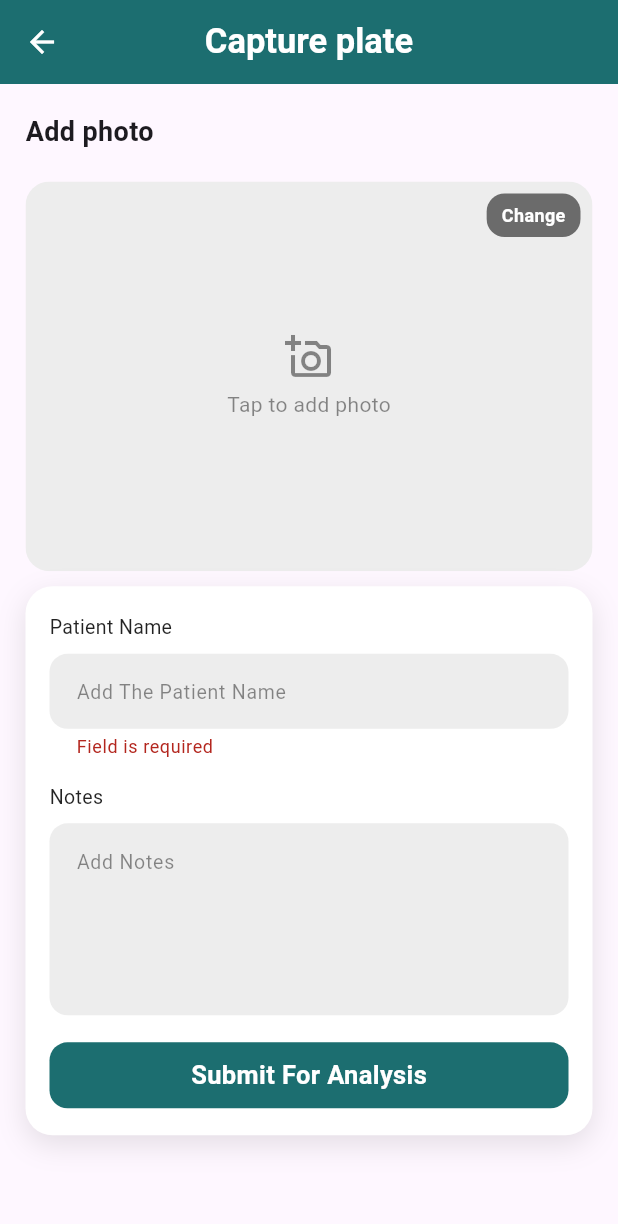
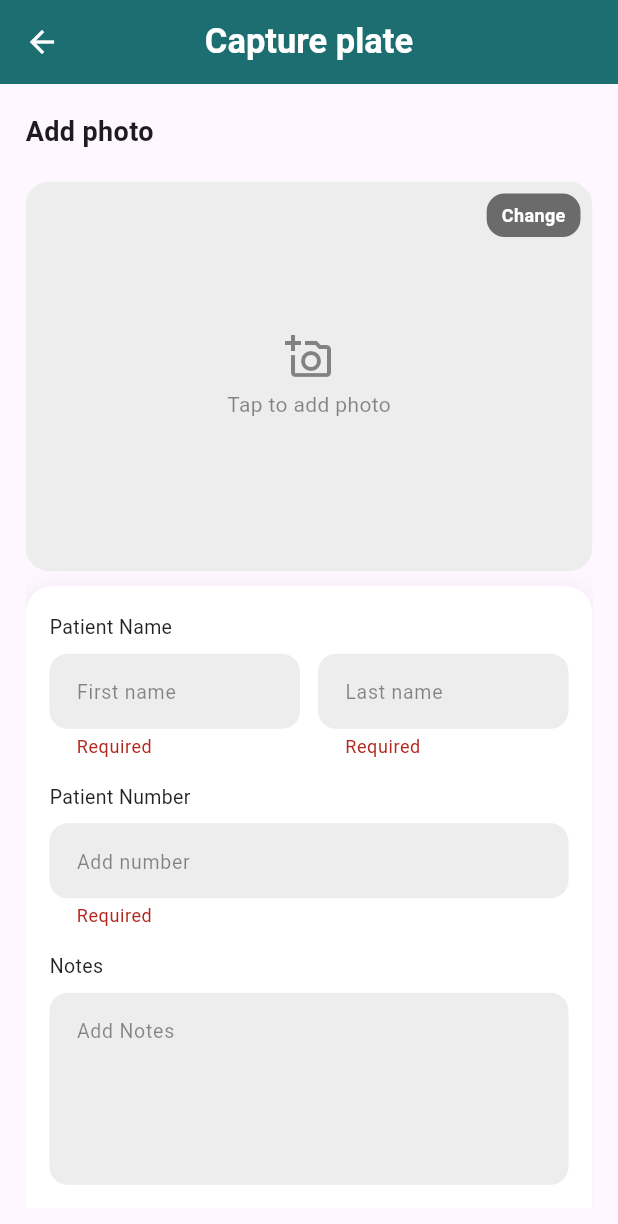
Before and after one commit to raghadhawat/ast_reader, a Flutter app: the CaptureView screen opened directly, after a tap on "Submit For Analysis", on a phone screen of 412 x 824 dp. Shown: the top 1224 px of the screen. Run offline on Flutter 3.47's test engine with Material 3 defaults, Android fonts, the phone set to English and light mode, and no system bars; our stand-ins replace bloc, cached_network_image, dartz, dio, flutter_bloc, flutter_secure_storage and 5 more; accounts and stored records are empty; network calls fail; Roboto replaces fonts that are missing (Arimo); project files that could hold a hidden picture were left out.

Commit message:
still I/S/R and download the sheet

```diff
--- a/lib/features/capture/data/repos/capture_repo.dart
+++ b/lib/features/capture/data/repos/capture_repo.dart
@@ -1,10 +1,17 @@
 import 'package:ast_reader/core/errors/failures.dart';
 import 'package:ast_reader/features/capture/data/models/add_photo_model.dart';
 import 'package:ast_reader/features/capture/data/models/status_model.dart';
+import 'package:ast_reader/features/home/data/models/all_plates_model/datum.dart';
 import 'package:dartz/dartz.dart';
 
 abstract class CaptureRepo {
   Future<Either<Failure, AddPhotoModel>> addPhoto({required dynamic image});
+  Future<Either<Failure, Datum>> createPlate(
+      {required String firstName,
+      required String lastName,
+      required String number,
+      required String notes,
+      required int imageId});
   Future<Either<Failure, StatusModel>> rejectPlate({required int plateId});
   Future<Either<Failure, StatusModel>> acceptPlate({required int plateId});
   Future<Either<Failure, StatusModel>> confusePlate({required int plateId});
--- a/lib/features/capture/data/repos/capture_repo_impl.dart
+++ b/lib/features/capture/data/repos/capture_repo_impl.dart
@@ -1,3 +1,4 @@
+import 'dart:developer';
 import 'dart:io';
 
 import 'package:ast_reader/constants.dart';
@@ -6,6 +7,7 @@ import 'package:ast_reader/core/utils/api_server.dart';
 import 'package:ast_reader/features/capture/data/models/add_photo_model.dart';
 import 'package:ast_reader/features/capture/data/models/status_model.dart';
 import 'package:ast_reader/features/capture/data/repos/capture_repo.dart';
+import 'package:ast_reader/features/home/data/models/all_plates_model/datum.dart';
 import 'package:dartz/dartz.dart';
 import 'package:dio/dio.dart';
 import 'package:image_picker/image_picker.dart';
@@ -129,4 +131,34 @@ class CaptureRepoImpl implements CaptureRepo {
       return left(ServerFailure(e.toString()));
     }
   }
+
+  @override
+  Future<Either<Failure, Datum>> createPlate(
+      {required String firstName,
+      required String lastName,
+      required String number,
+      required String notes,
+      required int imageId}) async {
+    try {
+      var data = await apiServer.post(
+          endPoint: 'Plate',
+          body: {
+            "patientFirstName": firstName,
+            "patientLastName": lastName,
+            "patientNumber": number,
+            "mediaId": imageId,
+            "notes": notes
+          },
+          token: kToken);
+
+      Datum datum = Datum.fromJson(data['result']);
+
+      return right(datum);
+    } catch (e) {
+      if (e is DioException) {
+        return left(ServerFailure.fromDioException(e));
+      }
+      return left(ServerFailure(e.toString()));
+    }
+  }
 }
--- /dev/null
+++ b/lib/features/capture/presentation/manager/create_plate_cubit/create_plate_cubit.dart
@@ -0,0 +1,33 @@
+import 'dart:developer';
+
+import 'package:ast_reader/features/capture/data/repos/capture_repo.dart';
+import 'package:ast_reader/features/home/data/models/all_plates_model/datum.dart';
+import 'package:bloc/bloc.dart';
+import 'package:meta/meta.dart';
+
+part 'create_plate_state.dart';
+
+class CreatePlateCubit extends Cubit<CreatePlateState> {
+  CreatePlateCubit(this.captureRepo) : super(CreatePlateInitial());
+  final CaptureRepo captureRepo;
+  Future<void> createPlateCubitFun(
+      {required String firstName,
+      required String lastName,
+      required String number,
+      required String notes,
+      required int imageId}) async {
+    emit(CreatePlateLoading());
+    var result = await captureRepo.createPlate(
+        firstName: firstName,
+        lastName: lastName,
+        number: number,
+        notes: notes,
+        imageId: imageId);
+
+    result.fold((failure) {
+      emit(CreatePlateFailure(errMessage: failure.errMessage));
+    }, (data) async {
+      emit(CreatePlateSuccess(data: data));
+    });
+  }
+}
--- /dev/null
+++ b/lib/features/capture/presentation/manager/create_plate_cubit/create_plate_state.dart
@@ -0,0 +1,17 @@
+part of 'create_plate_cubit.dart';
+
+@immutable
+sealed class CreatePlateState {}
+
+final class CreatePlateInitial extends CreatePlateState {}
+final class CreatePlateLoading extends CreatePlateState {}
+final class CreatePlateSuccess extends CreatePlateState {
+  final Datum data;
+
+  CreatePlateSuccess({required this.data});
+}
+final class CreatePlateFailure extends CreatePlateState {
+  final String errMessage;
+
+  CreatePlateFailure({required this.errMessage});
+}
--- a/lib/features/capture/presentation/views/capture_view.dart
+++ b/lib/features/capture/presentation/views/capture_view.dart
@@ -1,5 +1,5 @@
+import 'dart:developer';
 import 'dart:io';
-import 'dart:developer';
 
 import 'package:ast_reader/constants.dart';
 import 'package:ast_reader/core/utils/functions/navigate_function.dart';
@@ -8,6 +8,7 @@ import 'package:ast_reader/core/utils/service_locator.dart';
 import 'package:ast_reader/core/utils/style.dart';
 import 'package:ast_reader/features/capture/data/repos/capture_repo_impl.dart';
 import 'package:ast_reader/features/capture/presentation/manager/add_photo_cubit/add_photo_cubit.dart';
+import 'package:ast_reader/features/capture/presentation/manager/create_plate_cubit/create_plate_cubit.dart';
 import 'package:ast_reader/features/capture/presentation/views/after_capture_view.dart';
 import 'package:ast_reader/features/capture/presentation/views/widgets/plate_photo_field.dart';
 import 'package:ast_reader/features/capture/presentation/views/widgets/submit_analysis_card.dart';
@@ -23,74 +24,120 @@ class CaptureView extends StatefulWidget {
 }
 
 class _CaptureViewState extends State<CaptureView> {
-  File? _plateFile; // <-- keep the picked file here
+  File? _plateFile;
+  String? _firstName, _lastName, _number, _notes;
 
   @override
   Widget build(BuildContext context) {
+    return MultiBlocProvider(
+      providers: [
+        BlocProvider(
+            create: (_) => AddPhotoCubit(getIt.get<CaptureRepoImpl>())),
+        BlocProvider(
+            create: (_) => CreatePlateCubit(getIt.get<CaptureRepoImpl>())),
+      ],
+      child: Builder(builder: (context) {
+        // 👇 derive one isBusy flag from both cubits
+        final addState = context.watch<AddPhotoCubit>().state;
+        final createState = context.watch<CreatePlateCubit>().state;
+        final isBusy = (addState is AddPhotoLoading) ||
+            (createState is CreatePlateLoading);
+
         return SafeArea(
           child: Scaffold(
             appBar: AppBar(
               backgroundColor: kPrimaryColor,
               foregroundColor: Colors.white,
               centerTitle: true,
-          title: Text('Capture plate', style: AppStyles.arialBold(context, 23)),
+              title: Text('Capture plate',
+                  style: AppStyles.arialBold(context, 23)),
             ),
-        body: Padding(
-          padding: const EdgeInsets.symmetric(horizontal: 17, vertical: 19),
+            body: MultiBlocListener(
+              listeners: [
+                BlocListener<AddPhotoCubit, AddPhotoState>(
+                  listener: (context, state) {
+                    if (state is AddPhotoSuccess) {
+                      final imageId = state.addPhotoModel.id;
+                      if (imageId == null) {
+                        showAppError(
+                            context, 'Upload succeeded but imageId is null.');
+                        return;
+                      }
+                      context.read<CreatePlateCubit>().createPlateCubitFun(
+                            firstName: _firstName!,
+                            lastName: _lastName!,
+                            number: _number!,
+                            notes: _notes ?? '',
+                            imageId: imageId,
+                          );
+                    } else if (state is AddPhotoFailure) {
+                      showAppError(context, state.errMessage);
+                    }
+                  },
+                ),
+                BlocListener<CreatePlateCubit, CreatePlateState>(
+                  listener: (context, state) {
+                    if (state is CreatePlateSuccess) {
+                      showAppSuccess(context, 'Plate submitted for analysis.');
+
+                      navigateTo(
+                          context,
+                          AfterCaptureView(
+                            data: state.data,
+                          ));
+                    } else if (state is CreatePlateFailure) {
+                      showAppError(context, state.errMessage);
+                    }
+                  },
+                ),
+              ],
+              child: Padding(
+                padding:
+                    const EdgeInsets.symmetric(horizontal: 17, vertical: 19),
                 child: SingleChildScrollView(
                   child: Column(
                     crossAxisAlignment: CrossAxisAlignment.start,
                     children: [
-                Text('Add photo', style: AppStyles.arialBold(context, 18)),
+                      Text('Add photo',
+                          style: AppStyles.arialBold(context, 18)),
                       const Gap(20),
 
-                // pick photo and store it
                       PlatePhotoField(
                         onPicked: (file) {
                           setState(() => _plateFile = file);
-                    log('Picked file path: ${file.path}');
                         },
                       ),
 
                       const Gap(10),
 
-                BlocProvider(
-                  create: (_) => AddPhotoCubit(getIt.get<CaptureRepoImpl>()),
-                  child: BlocConsumer<AddPhotoCubit, AddPhotoState>(
-                    listener: (context, state) {
-                      if (state is AddPhotoSuccess) {
-                        showAppSuccess(
-                            context, state.addPhotoModel.id!.toString());
-                        navigateTo(context, AfterCaptureView());
-                      } else if (state is AddPhotoFailure) {
-                        showAppError(context, state.errMessage);
-                      }
-                    },
-                    builder: (context, state) {
-                      return SubmitAnalysisCard(
-                        onSubmit: (patientName, notes) {
-                          // validate file before calling repo
+                      SubmitAnalysisCard(
+                        isLoading:
+                            isBusy, // 👈 show loader on button when either cubit is loading
+                        onSubmit: (firstName, lastName, number, notes) {
                           if (_plateFile == null) {
-                            showAppError(context, 'Please add a photo first');
+                            showAppError(context, 'Please add a photo first.');
                             return;
                           }
+                          _firstName = firstName;
+                          _lastName = lastName;
+                          _number = number;
+                          _notes = notes;
+
                           context
                               .read<AddPhotoCubit>()
                               .addPhotoCubitFun(image: _plateFile!);
-
-                          log('patient: $patientName');
-                          log('notes: $notes');
-                          log('sending file: ${_plateFile!.path}');
-                        },
-                      );
                         },
                       ),
-                ),
+
+                      // ⛔️ Remove the LinearProgressIndicator section, the button handles loading now.
                     ],
                   ),
                 ),
               ),
             ),
+          ),
+        );
+      }),
     );
   }
 }
--- a/lib/features/capture/presentation/views/widgets/submit_analysis_card.dart
+++ b/lib/features/capture/presentation/views/widgets/submit_analysis_card.dart
@@ -1,14 +1,19 @@
+// submit_analysis_card.dart
 import 'package:ast_reader/core/utils/style.dart';
 import 'package:ast_reader/core/widgets/custom_button.dart';
+import 'package:ast_reader/core/widgets/loading_button.dart';
 import 'package:flutter/material.dart';
 
 class SubmitAnalysisCard extends StatefulWidget {
   const SubmitAnalysisCard({
     super.key,
-    this.onSubmit, // returns (patientName, notes)
+    this.onSubmit, // (firstName, lastName, number, notes)
+    this.isLoading = false, // <-- NEW
   });
 
-  final void Function(String patientName, String notes)? onSubmit;
+  final void Function(
+      String firstName, String lastName, String number, String notes)? onSubmit;
+  final bool isLoading; // <-- NEW
 
   @override
   State<SubmitAnalysisCard> createState() => _SubmitAnalysisCardState();
@@ -16,12 +21,16 @@ class SubmitAnalysisCard extends StatefulWidget {
 
 class _SubmitAnalysisCardState extends State<SubmitAnalysisCard> {
   final _formKey = GlobalKey<FormState>();
-  final _nameCtrl = TextEditingController();
+  final _firstNameCtrl = TextEditingController();
+  final _lastNameCtrl = TextEditingController();
+  final _numberCtrl = TextEditingController();
   final _notesCtrl = TextEditingController();
 
   @override
   void dispose() {
-    _nameCtrl.dispose();
+    _firstNameCtrl.dispose();
+    _lastNameCtrl.dispose();
+    _numberCtrl.dispose();
     _notesCtrl.dispose();
     super.dispose();
   }
@@ -42,16 +51,13 @@ class _SubmitAnalysisCardState extends State<SubmitAnalysisCard> {
               const EdgeInsets.symmetric(horizontal: 14, vertical: 12),
           border: OutlineInputBorder(
               borderRadius: BorderRadius.circular(12),
-            borderSide: BorderSide.none,
-          ),
+              borderSide: BorderSide.none),
           enabledBorder: OutlineInputBorder(
               borderRadius: BorderRadius.circular(12),
-            borderSide: BorderSide.none,
-          ),
+              borderSide: BorderSide.none),
           focusedBorder: OutlineInputBorder(
               borderRadius: BorderRadius.circular(12),
-            borderSide: BorderSide.none,
-          ),
+              borderSide: BorderSide.none),
         );
 
     return Container(
@@ -61,10 +67,7 @@ class _SubmitAnalysisCardState extends State<SubmitAnalysisCard> {
         borderRadius: BorderRadius.circular(18),
         boxShadow: const [
           BoxShadow(
-            color: Color(0x1A000000),
-            blurRadius: 16,
-            offset: Offset(0, 6),
-          ),
+              color: Color(0x1A000000), blurRadius: 16, offset: Offset(0, 6))
         ],
       ),
       child: Form(
@@ -72,29 +75,60 @@ class _SubmitAnalysisCardState extends State<SubmitAnalysisCard> {
         child: Column(
           crossAxisAlignment: CrossAxisAlignment.start,
           children: [
+            // ---- Name row
             Text('Patient Name',
                 style: AppStyles.styleRegular13(context)
                     .copyWith(color: labelColor)),
             const SizedBox(height: 8),
-
-            // REQUIRED
-            TextFormField(
-              controller: _nameCtrl,
+            Row(
+              children: [
+                Expanded(
+                  child: TextFormField(
+                    controller: _firstNameCtrl,
                     keyboardType: TextInputType.name,
                     style: AppStyles.styleRegular17(context),
-              decoration: deco('Add The Patient Name'),
+                    decoration: deco('First name'),
                     validator: (v) =>
-                  (v == null || v.trim().isEmpty) ? 'Field is required' : null,
+                        (v == null || v.trim().isEmpty) ? 'Required' : null,
+                  ),
+                ),
+                const SizedBox(width: 12),
+                Expanded(
+                  child: TextFormField(
+                    controller: _lastNameCtrl,
+                    keyboardType: TextInputType.name,
+                    style: AppStyles.styleRegular17(context),
+                    decoration: deco('Last name'),
+                    validator: (v) =>
+                        (v == null || v.trim().isEmpty) ? 'Required' : null,
+                  ),
+                ),
+              ],
             ),
 
             const SizedBox(height: 16),
 
+            // ---- Number
+            Text('Patient Number',
+                style: AppStyles.styleRegular13(context)
+                    .copyWith(color: labelColor)),
+            const SizedBox(height: 8),
+            TextFormField(
+              controller: _numberCtrl,
+              keyboardType: TextInputType.number,
+              style: AppStyles.styleRegular17(context),
+              decoration: deco('Add number'),
+              validator: (v) =>
+                  (v == null || v.trim().isEmpty) ? 'Required' : null,
+            ),
+
+            const SizedBox(height: 16),
+
+            // ---- Notes (optional)
             Text('Notes',
                 style: AppStyles.styleRegular13(context)
                     .copyWith(color: labelColor)),
             const SizedBox(height: 8),
-
-            // OPTIONAL (no validator)
             TextFormField(
               controller: _notesCtrl,
               keyboardType: TextInputType.multiline,
@@ -106,15 +140,24 @@ class _SubmitAnalysisCardState extends State<SubmitAnalysisCard> {
 
             const SizedBox(height: 18),
 
+            // ---- Button / Loading
             SizedBox(
               width: double.infinity,
-              child: CustomButton(
+              child: widget.isLoading
+                  ? const ButtonLoading(
+                      width: double.infinity,
+                      height: 48,
+                      color: Color(0xFF1C6E70),
+                    )
+                  : CustomButton(
                       onPressed: () {
                         final ok = _formKey.currentState?.validate() ?? false;
                         if (!ok) return;
                         widget.onSubmit?.call(
-                    _nameCtrl.text.trim(),
-                    _notesCtrl.text.trim(), // may be empty
+                          _firstNameCtrl.text.trim(),
+                          _lastNameCtrl.text.trim(),
+                          _numberCtrl.text.trim(),
+                          _notesCtrl.text.trim(),
                         );
                       },
                       text: Center(
--- a/lib/features/details/presentation/views/widgets/details_view_body.dart
+++ b/lib/features/details/presentation/views/widgets/details_view_body.dart
@@ -8,10 +8,8 @@ import 'package:gap/gap.dart';
 class DetailsViewBody extends StatelessWidget {
   const DetailsViewBody({
     super.key,
-
     required this.datum,
   });
-
 
   final Datum datum;
   @override
--- a/lib/features/details/presentation/views/widgets/plate_photo_stack.dart
+++ b/lib/features/details/presentation/views/widgets/plate_photo_stack.dart
@@ -40,7 +40,7 @@ Color statusColor(String? status) {
   switch ((status ?? '').toLowerCase()) {
     case 'undetected':
       return kPrimaryColor; // your primary
-    case 'done':
+    case 'accepted':
       return kGreenColor; // nice green; or define kGreenColor
     case 'rejected':
       return kRedColor;
```
Also changed, not shown: lib/features/capture/presentation/views/after_capture_view.dart (+10 -9 lines), lib/features/capture/presentation/views/widgets/plate_situatution_choose.dart (+5 -5 lines), lib/features/home/presentation/manager/all_plates_cubit/all_plates_cubit.dart (+33 -10 lines), lib/features/home/presentation/views/widgets/result_card.dart (+6 -2 lines). Lines whose indentation alone changed are shown as unchanged.
